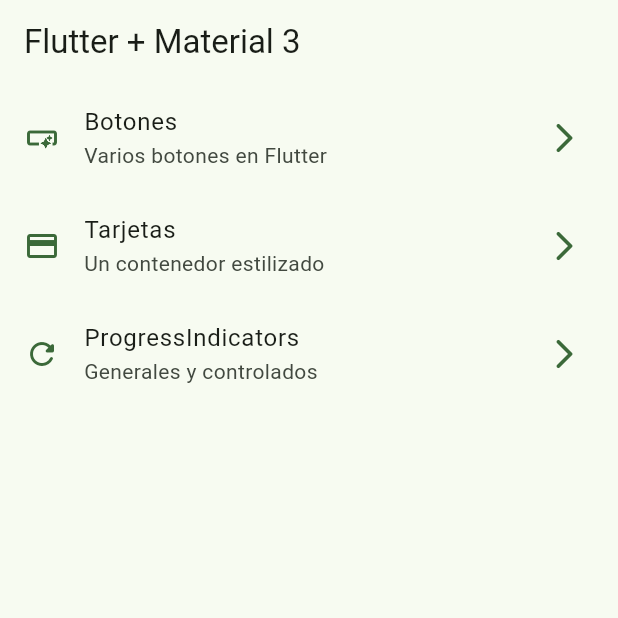
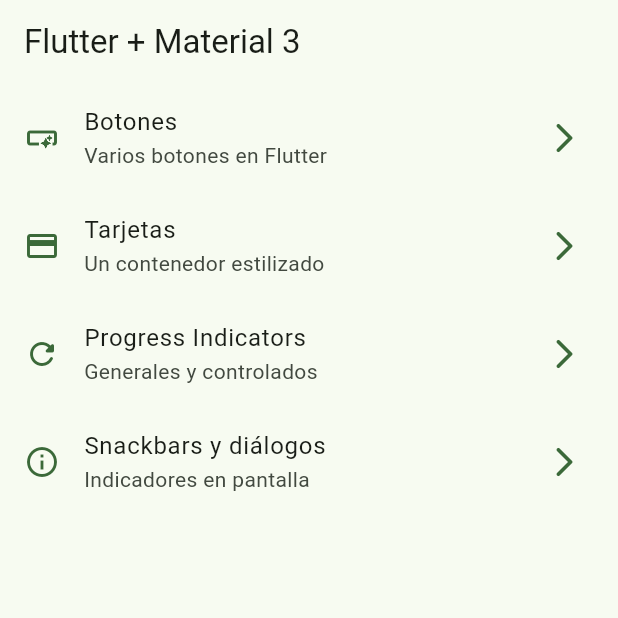
Before and after one commit to ctm187523/FlutterWidgets, a Flutter app: the screen it shows after launch, on a phone screen of 412 x 824 dp, the top half of it. Run offline on Flutter 3.47's test engine with Material 2 defaults, Android fonts, the phone set to English and light mode, and no system bars; our stand-ins replace go_router.

Commit message:
snackbars dialogs terminado

```diff
--- a/lib/config/menu/menu_items.dart
+++ b/lib/config/menu/menu_items.dart
@@ -35,9 +35,15 @@ const appMenuItems = <MenuItem>[
   ),
 
   MenuItem(
-    title: 'ProgressIndicators',
+    title: 'Progress Indicators',
     subTitle: 'Generales y controlados',
     link: '/progress',
     icon: Icons.refresh_rounded
   ),
+  MenuItem(
+    title: 'Snackbars y diálogos',
+    subTitle: 'Indicadores en pantalla',
+    link: '/snackbars',
+    icon: Icons.info_outline
+  ),
 ];
--- a/lib/config/router/app_router.dart
+++ b/lib/config/router/app_router.dart
@@ -28,5 +28,10 @@ final appRouter = GoRouter(
       path: '/progress',
       builder: (context, state) => const ProgressScreen(), //widget al que nos dirigimos
     ),
+    GoRoute(
+      name: SnackbarScreen.name, //el name es opcional cogemos el name del atributo estatico de la clase
+      path: '/snackbars',
+      builder: (context, state) => const SnackbarScreen(), //widget al que nos dirigimos
+    ),
   ],
 );
--- a/lib/main.dart
+++ b/lib/main.dart
@@ -14,6 +14,7 @@ class MainApp extends StatelessWidget {
   Widget build(BuildContext context) {
     //ponemos MaterialApp.router para configurar el router si usamos go_route, homeScreen es la ruta inicial '/'
     return MaterialApp.router(
+      title: 'Flutter Widgets', //titulo de la aplicacion
       routerConfig: appRouter, //usamos la definicion de routes de go_router creada en config/router/app_router
       debugShowCheckedModeBanner: false,
       theme: AppTheme(selectedColor: 2).getTheme(), //usamos la clase creada para el theme
```
Also changed, not shown: lib/presentation/screens/snackbar/snackbar_screen.dart (+79 -4 lines).
